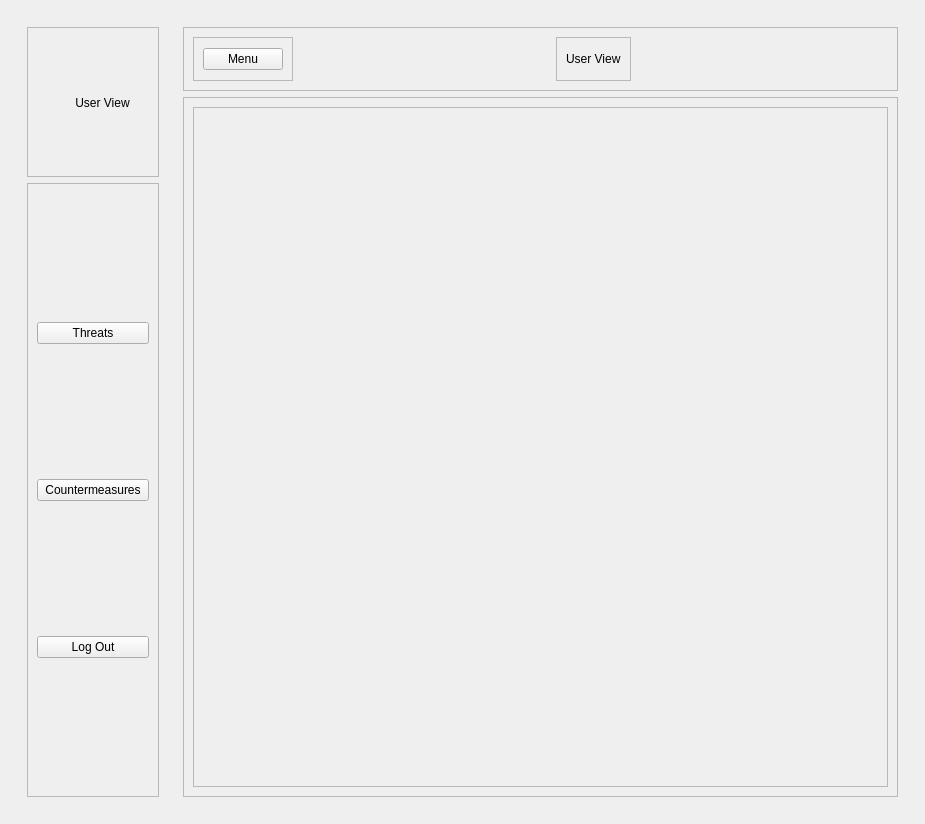
bnetting/UoN_2022-23_Group_Project, file UIPrototype/prototypeDevelopment2/main_ui.ui: the form before one commit.
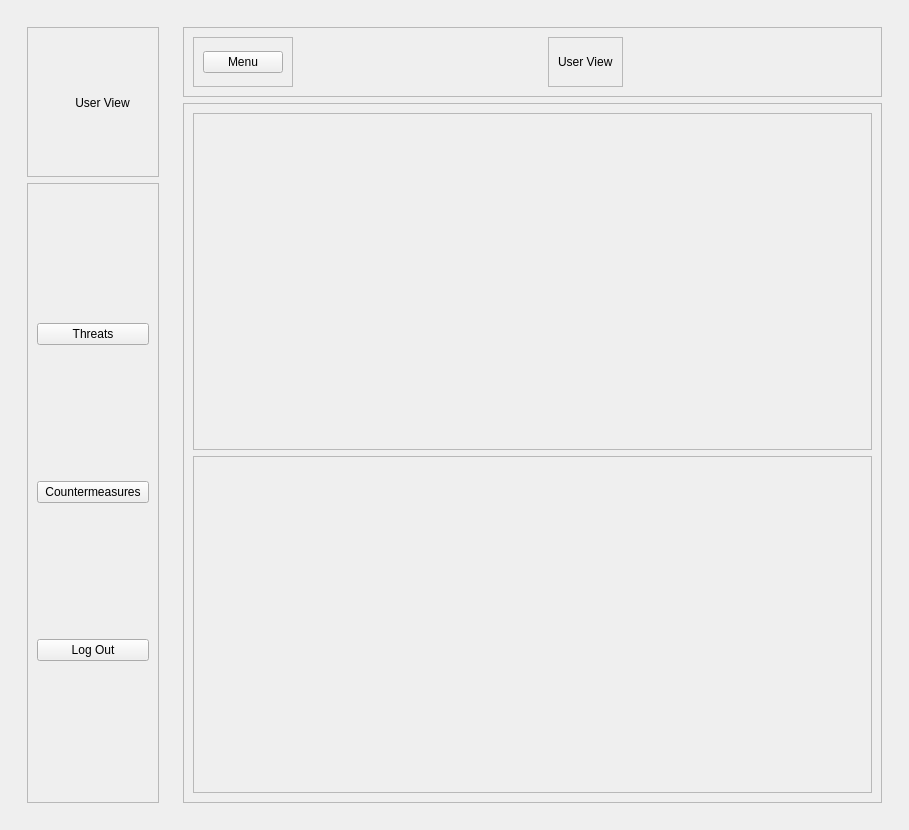
The form after the commit.

Diff of the .ui file:
```diff
--- a/UIPrototype/prototypeDevelopment2/main_ui.ui
+++ b/UIPrototype/prototypeDevelopment2/main_ui.ui
@@ -6,8 +6,8 @@
    <rect>
     <x>0</x>
     <y>0</y>
-    <width>925</width>
-    <height>824</height>
+    <width>909</width>
+    <height>830</height>
    </rect>
   </property>
   <property name="windowTitle">
@@ -471,9 +471,31 @@
              <property name="frameShadow">
               <enum>QFrame::Raised</enum>
              </property>
-             <layout class="QHBoxLayout" name="horizontalLayout_15">
+             <layout class="QVBoxLayout" name="verticalLayout_12">
               <item>
                <widget class="QFrame" name="frame_8">
+                <property name="minimumSize">
+                 <size>
+                  <width>100</width>
+                  <height>100</height>
+                 </size>
+                </property>
+                <property name="frameShape">
+                 <enum>QFrame::StyledPanel</enum>
+                </property>
+                <property name="frameShadow">
+                 <enum>QFrame::Raised</enum>
+                </property>
+               </widget>
+              </item>
+              <item>
+               <widget class="QFrame" name="frame_9">
+                <property name="minimumSize">
+                 <size>
+                  <width>100</width>
+                  <height>100</height>
+                 </size>
+                </property>
                 <property name="frameShape">
                  <enum>QFrame::StyledPanel</enum>
                 </property>
```
